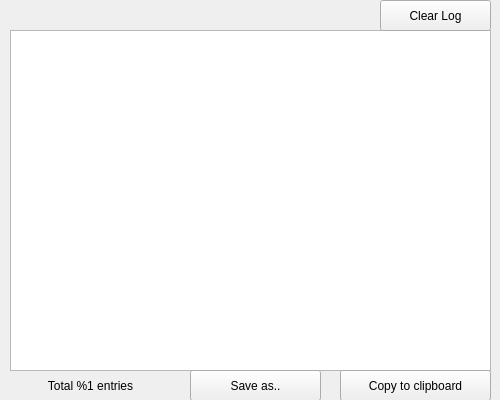
Before: the Qt Designer form src/ui/wizconsoledialog.ui in WizTeam/WizQTClient, drawn with Qt 5.
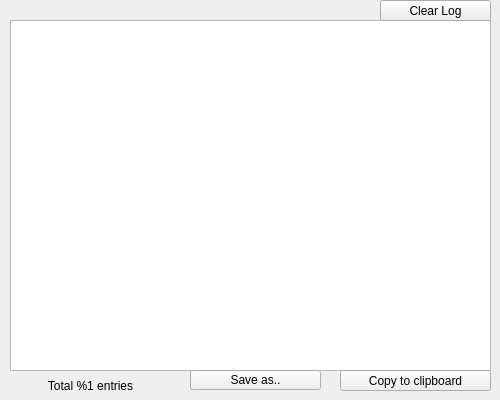
After: the same form once the commit is applied.

```diff
--- a/src/ui/wizconsoledialog.ui
+++ b/src/ui/wizconsoledialog.ui
@@ -35,9 +35,9 @@
    <property name="geometry">
     <rect>
      <x>10</x>
-     <y>30</y>
+     <y>20</y>
      <width>481</width>
-     <height>341</height>
+     <height>351</height>
     </rect>
    </property>
    <property name="styleSheet">
@@ -72,7 +72,7 @@
      <x>190</x>
      <y>370</y>
      <width>131</width>
-     <height>31</height>
+     <height>20</height>
     </rect>
    </property>
    <property name="text">
@@ -88,7 +88,7 @@
      <x>340</x>
      <y>370</y>
      <width>151</width>
-     <height>31</height>
+     <height>21</height>
     </rect>
    </property>
    <property name="text">
@@ -104,7 +104,7 @@
      <x>380</x>
      <y>0</y>
      <width>111</width>
-     <height>31</height>
+     <height>21</height>
     </rect>
    </property>
    <property name="text">
```
Left out of the diff: 6 changed lines with no effect on the pictures.
